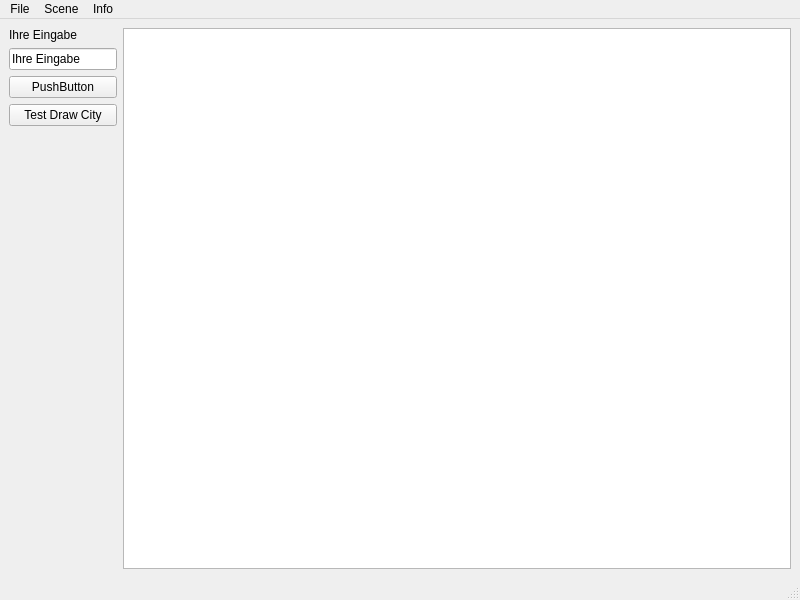
Before: the Qt Designer form Versuch09/Streetplanner/mainwindow.ui in ma-ze/Vorlagen, drawn with Qt 5.
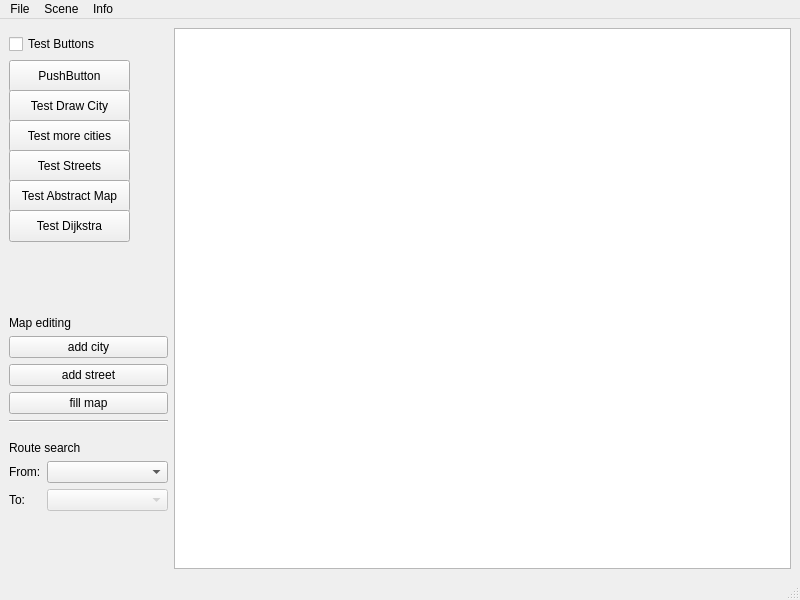
After: the same form once the commit is applied.

What changed in the file:
```diff
--- a/Versuch09/Streetplanner/mainwindow.ui
+++ b/Versuch09/Streetplanner/mainwindow.ui
@@ -14,22 +14,235 @@
    <string>MainWindow</string>
   </property>
   <widget class="QWidget" name="centralwidget">
-   <layout class="QGridLayout" name="gridLayout" columnstretch="0,1">
-    <item row="0" column="0">
-     <widget class="QLabel" name="label_eingabe">
-      <property name="text">
-       <string>Ihre Eingabe</string>
-      </property>
-     </widget>
-    </item>
-    <item row="1" column="0">
-     <widget class="QLineEdit" name="lineEdit">
-      <property name="text">
-       <string>Ihre Eingabe</string>
-      </property>
-     </widget>
-    </item>
+   <layout class="QGridLayout" name="gridLayout" columnstretch="0,4">
     <item row="4" column="0">
+     <widget class="QLabel" name="label_3">
+      <property name="text">
+       <string>Map editing</string>
+      </property>
+     </widget>
+    </item>
+    <item row="7" column="0">
+     <widget class="QPushButton" name="btn_fill_map">
+      <property name="text">
+       <string>fill map</string>
+      </property>
+     </widget>
+    </item>
+    <item row="12" column="0" rowspan="4">
+     <layout class="QFormLayout" name="formLayout">
+      <property name="rightMargin">
+       <number>0</number>
+      </property>
+      <property name="bottomMargin">
+       <number>0</number>
+      </property>
+      <item row="2" column="1">
+       <widget class="QComboBox" name="comboBox_goal">
+        <property name="enabled">
+         <bool>false</bool>
+        </property>
+        <property name="sizePolicy">
+         <sizepolicy hsizetype="Preferred" vsizetype="Fixed">
+          <horstretch>1</horstretch>
+          <verstretch>0</verstretch>
+         </sizepolicy>
+        </property>
+        <property name="minimumSize">
+         <size>
+          <width>121</width>
+          <height>0</height>
+         </size>
+        </property>
+       </widget>
+      </item>
+      <item row="2" column="0">
+       <widget class="QLabel" name="label">
+        <property name="text">
+         <string>To:</string>
+        </property>
+       </widget>
+      </item>
+      <item row="1" column="1">
+       <widget class="QComboBox" name="comboBox_start">
+        <property name="sizePolicy">
+         <sizepolicy hsizetype="Preferred" vsizetype="Fixed">
+          <horstretch>0</horstretch>
+          <verstretch>0</verstretch>
+         </sizepolicy>
+        </property>
+        <property name="minimumSize">
+         <size>
+          <width>121</width>
+          <height>0</height>
+         </size>
+        </property>
+       </widget>
+      </item>
+      <item row="1" column="0">
+       <widget class="QLabel" name="label_2">
+        <property name="text">
+         <string>From:</string>
+        </property>
+       </widget>
+      </item>
+     </layout>
+    </item>
+    <item row="5" column="0">
+     <widget class="QPushButton" name="btn_addcity">
+      <property name="text">
+       <string>add city</string>
+      </property>
+     </widget>
+    </item>
+    <item row="0" column="1" rowspan="20">
+     <widget class="QGraphicsView" name="graphicsView"/>
+    </item>
+    <item row="1" column="0">
+     <widget class="QCheckBox" name="toggle_test_btns">
+      <property name="text">
+       <string>Test Buttons</string>
+      </property>
+      <property name="checked">
+       <bool>false</bool>
+      </property>
+     </widget>
+    </item>
+    <item row="11" column="0">
+     <widget class="QLabel" name="label_4">
+      <property name="text">
+       <string>Route search</string>
+      </property>
+     </widget>
+    </item>
+    <item row="2" column="0">
+     <widget class="QWidget" name="testButtonContainer" native="true">
+      <property name="enabled">
+       <bool>true</bool>
+      </property>
+      <property name="sizePolicy">
+       <sizepolicy hsizetype="Minimum" vsizetype="Expanding">
+        <horstretch>0</horstretch>
+        <verstretch>1</verstretch>
+       </sizepolicy>
+      </property>
+      <widget class="QPushButton" name="pushButton">
+       <property name="geometry">
+        <rect>
+         <x>0</x>
+         <y>0</y>
+         <width>121</width>
+         <height>32</height>
+        </rect>
+       </property>
+       <property name="sizePolicy">
+        <sizepolicy hsizetype="Minimum" vsizetype="Fixed">
+         <horstretch>1</horstretch>
+         <verstretch>0</verstretch>
+        </sizepolicy>
+       </property>
+       <property name="text">
+        <string>PushButton</string>
+       </property>
+      </widget>
+      <widget class="QPushButton" name="btn_test_draw_city">
+       <property name="geometry">
+        <rect>
+         <x>0</x>
+         <y>30</y>
+         <width>121</width>
+         <height>32</height>
+        </rect>
+       </property>
+       <property name="sizePolicy">
+        <sizepolicy hsizetype="Minimum" vsizetype="Fixed">
+         <horstretch>0</horstretch>
+         <verstretch>0</verstretch>
+        </sizepolicy>
+       </property>
+       <property name="text">
+        <string>Test Draw City</string>
+       </property>
+      </widget>
+      <widget class="QPushButton" name="btn_test_more_cities">
+       <property name="geometry">
+        <rect>
+         <x>0</x>
+         <y>60</y>
+         <width>121</width>
+         <height>32</height>
+        </rect>
+       </property>
+       <property name="sizePolicy">
+        <sizepolicy hsizetype="Minimum" vsizetype="Fixed">
+         <horstretch>0</horstretch>
+         <verstretch>0</verstretch>
+        </sizepolicy>
+       </property>
+       <property name="text">
+        <string>Test more cities</string>
+       </property>
+      </widget>
+      <widget class="QPushButton" name="btn_test_street">
+       <property name="geometry">
+        <rect>
+         <x>0</x>
+         <y>90</y>
+         <width>121</width>
+         <height>32</height>
+        </rect>
+       </property>
+       <property name="sizePolicy">
+        <sizepolicy hsizetype="Minimum" vsizetype="Fixed">
+         <horstretch>0</horstretch>
+         <verstretch>0</verstretch>
+        </sizepolicy>
+       </property>
+       <property name="text">
+        <string>Test Streets</string>
+       </property>
+      </widget>
+      <widget class="QPushButton" name="btn_test_abstractmap">
+       <property name="geometry">
+        <rect>
+         <x>0</x>
+         <y>120</y>
+         <width>121</width>
+         <height>32</height>
+        </rect>
+       </property>
+       <property name="sizePolicy">
+        <sizepolicy hsizetype="Minimum" vsizetype="Fixed">
+         <horstretch>0</horstretch>
+         <verstretch>0</verstretch>
+        </sizepolicy>
+       </property>
+       <property name="text">
+        <string>Test Abstract Map</string>
+       </property>
+      </widget>
+      <widget class="QPushButton" name="btn_test_dijkstra">
+       <property name="geometry">
+        <rect>
+         <x>0</x>
+         <y>150</y>
+         <width>121</width>
+         <height>32</height>
+        </rect>
+       </property>
+       <property name="sizePolicy">
+        <sizepolicy hsizetype="Minimum" vsizetype="Fixed">
+         <horstretch>0</horstretch>
+         <verstretch>0</verstretch>
+        </sizepolicy>
+       </property>
+       <property name="text">
+        <string>Test Dijkstra</string>
+       </property>
+      </widget>
+     </widget>
+    </item>
+    <item row="19" column="0">
      <spacer name="verticalSpacer">
       <property name="orientation">
        <enum>Qt::Vertical</enum>
@@ -42,20 +255,17 @@
       </property>
      </spacer>
     </item>
-    <item row="2" column="0">
-     <widget class="QPushButton" name="pushButton">
-      <property name="text">
-       <string>PushButton</string>
+    <item row="8" column="0">
+     <widget class="Line" name="line">
+      <property name="orientation">
+       <enum>Qt::Horizontal</enum>
       </property>
      </widget>
     </item>
-    <item row="0" column="1" rowspan="5">
-     <widget class="QGraphicsView" name="graphicsView"/>
-    </item>
-    <item row="3" column="0">
-     <widget class="QPushButton" name="btn_test_draw_city">
+    <item row="6" column="0">
+     <widget class="QPushButton" name="btn_addstreet">
       <property name="text">
-       <string>Test Draw City</string>
+       <string>add street</string>
       </property>
      </widget>
     </item>
```
Left out of the diff: 5 changed lines with no effect on the pictures.
